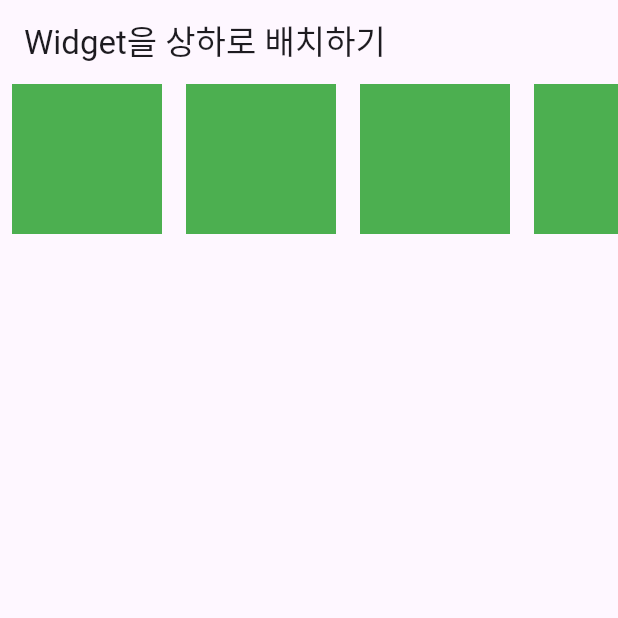
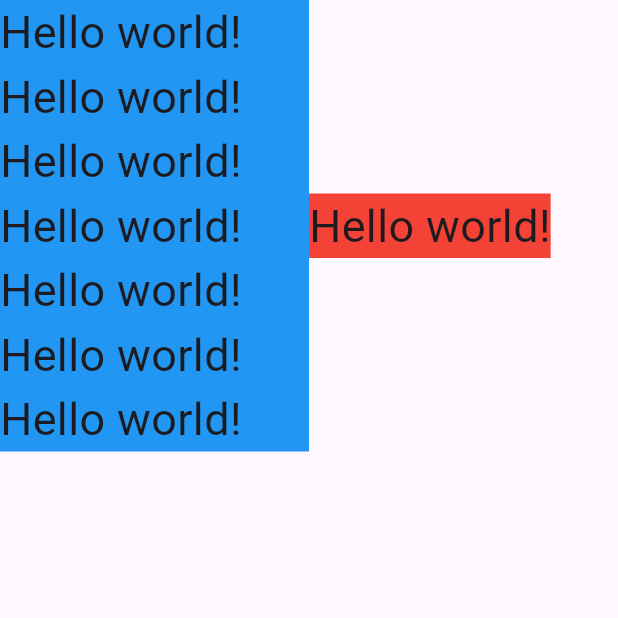
Before and after one commit to freechird2/flutter_practice, a Flutter app: the screen it shows after launch, on a phone screen of 412 x 824 dp, the top half of it. Run offline on Flutter 3.47's test engine with Material 3 defaults, Android fonts, the phone set to English and light mode, and no system bars; missing offline and left inert: dart:ffi.

Commit message:
0829_part01_ch02

```diff
--- a/part01/ch02/lib/main.dart
+++ b/part01/ch02/lib/main.dart
@@ -1,111 +1,49 @@
+import 'dart:ffi';
+
 import 'package:flutter/cupertino.dart';
 import 'package:flutter/material.dart';
 
 void main() {
   runApp(
     MaterialApp(
-      home: Scaffold(
-        appBar: AppBar(
-          title: Text('Widget을 상하로 배치하기')
-        ),
-        body: Body(),
-      ),
+      home: HomeWidget(),
     )
   );
 }
 
-class Body extends StatelessWidget {
-  const Body({super.key});
+class HomeWidget extends StatelessWidget {
+  const HomeWidget({super.key});
 
   @override
   Widget build(BuildContext context) {
-    return SingleChildScrollView(
-      scrollDirection: Axis.horizontal,
-      child: Row(
-        mainAxisAlignment: MainAxisAlignment.center,
-        crossAxisAlignment: CrossAxisAlignment.end,
-        children: [
-          Container(
-            color: Colors.green,
-            width: 100,
-            height: 100,
-            margin: EdgeInsets.symmetric(horizontal: 8),
-          ),
-          Container(
-            color: Colors.green,
-            width: 100,
-            height: 100,
-            margin: EdgeInsets.symmetric(horizontal: 8),
-          ),
-          Container(
-            color: Colors.green,
-            width: 100,
-            height: 100,
-            margin: EdgeInsets.symmetric(horizontal: 8),
-          ),
-          Container(
-            color: Colors.green,
-            width: 100,
-            height: 100,
-            margin: EdgeInsets.symmetric(horizontal: 8),
-          ),
-          Container(
-            color: Colors.green,
-            width: 100,
-            height: 100,
-            margin: EdgeInsets.symmetric(horizontal: 8),
-          ),
-          Container(
-            color: Colors.green,
-            width: 100,
-            height: 100,
-            margin: EdgeInsets.symmetric(horizontal: 8),
-          ),
-          Container(
-            color: Colors.green,
-            width: 100,
-            height: 100,
-            margin: EdgeInsets.symmetric(horizontal: 8),
-          ),
-          Container(
-            color: Colors.green,
-            width: 100,
-            height: 100,
-            margin: EdgeInsets.symmetric(horizontal: 8),
-          ),
-          Container(
-            color: Colors.green,
-            width: 100,
-            height: 100,
-            margin: EdgeInsets.symmetric(horizontal: 8),
-          ),
-          Container(
-            color: Colors.green,
-            width: 100,
-            height: 100,
-            margin: EdgeInsets.symmetric(horizontal: 8),
-          ),
-          Container(
-            color: Colors.green,
-            width: 100,
-            height: 100,
-            margin: EdgeInsets.symmetric(horizontal: 8),
-          ),
-          Container(
-            color: Colors.green,
-            width: 100,
-            height: 100,
-            margin: EdgeInsets.symmetric(horizontal: 8),
-          ),
-          Container(
-            color: Colors.green,
-            width: 100,
-            height: 100,
-            margin: EdgeInsets.symmetric(horizontal: 8),
-          ),
-
-        ],
-      ),
+    return const SafeArea(
+        child: Scaffold(
+          body: ConstraintsWidget(),
+        )
     );
   }
 }
+
+class ConstraintsWidget extends StatelessWidget {
+  const ConstraintsWidget({super.key});
+
+  @override
+  Widget build(BuildContext context) {
+    return Row(
+      children: [
+        Flexible(
+          child: Container(
+              color: Colors.blue,
+              child: Text('Hello world! Hello world! Hello world! Hello world! Hello world! Hello world! Hello world! ', style: TextStyle(fontSize: 30),)
+          ),
+        ),
+        Flexible(
+          child: Container(
+              color: Colors.red,
+              child: Text('Hello world!', style: TextStyle(fontSize: 30))
+          ),
+        )
+      ],
+    );
+  }
+}
```
Also changed, not shown: 13 other files.
